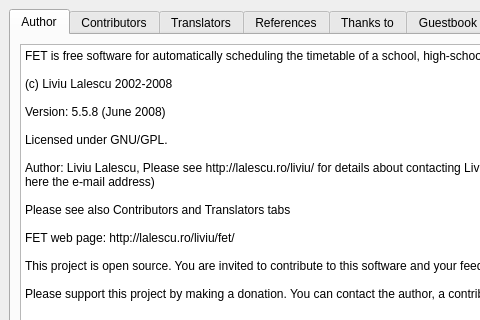
First picture: the form in fet/src/interface/helpaboutform_template.ui, repository vonmecheln/fet, before the edit; both pictures show x 0 to 480 and y 0 to 320 of the 707 by 409 pixel window.
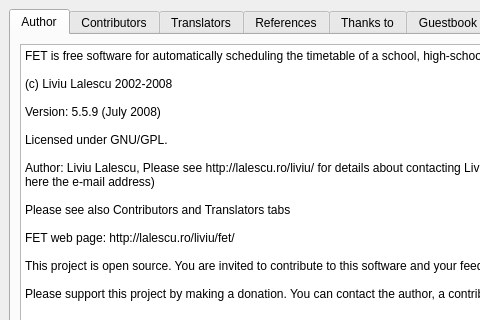
Second picture: the form after the edit. The open tabs and pages were chosen to show the change.

```diff
--- a/fet/src/interface/helpaboutform_template.ui
+++ b/fet/src/interface/helpaboutform_template.ui
@@ -69,7 +69,7 @@
 &lt;p style="-qt-paragraph-type:empty; margin-top:0px; margin-bottom:0px; margin-left:0px; margin-right:0px; -qt-block-indent:0; text-indent:0px;">&lt;/p>
 &lt;p style=" margin-top:0px; margin-bottom:0px; margin-left:0px; margin-right:0px; -qt-block-indent:0; text-indent:0px;">(c) Liviu Lalescu 2002-2008&lt;/p>
 &lt;p style="-qt-paragraph-type:empty; margin-top:0px; margin-bottom:0px; margin-left:0px; margin-right:0px; -qt-block-indent:0; text-indent:0px;">&lt;/p>
-&lt;p style=" margin-top:0px; margin-bottom:0px; margin-left:0px; margin-right:0px; -qt-block-indent:0; text-indent:0px;">Version: 5.5.8 (June 2008)&lt;/p>
+&lt;p style=" margin-top:0px; margin-bottom:0px; margin-left:0px; margin-right:0px; -qt-block-indent:0; text-indent:0px;">Version: 5.5.9 (July 2008)&lt;/p>
 &lt;p style="-qt-paragraph-type:empty; margin-top:0px; margin-bottom:0px; margin-left:0px; margin-right:0px; -qt-block-indent:0; text-indent:0px;">&lt;/p>
 &lt;p style=" margin-top:0px; margin-bottom:0px; margin-left:0px; margin-right:0px; -qt-block-indent:0; text-indent:0px;">Licensed under GNU/GPL.&lt;/p>
 &lt;p style="-qt-paragraph-type:empty; margin-top:0px; margin-bottom:0px; margin-left:0px; margin-right:0px; -qt-block-indent:0; text-indent:0px;">&lt;/p>
```
Left out of the diff: 4 changed lines with no effect on the pictures.
